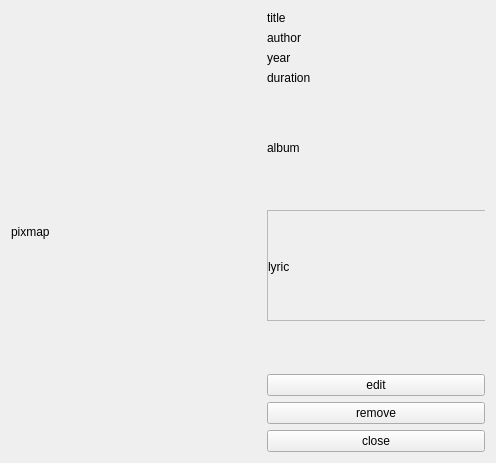
The window that src/view/mediadetailwidget.ui (Mario1535/PaoProject) describes before a commit, drawn with Qt 5.
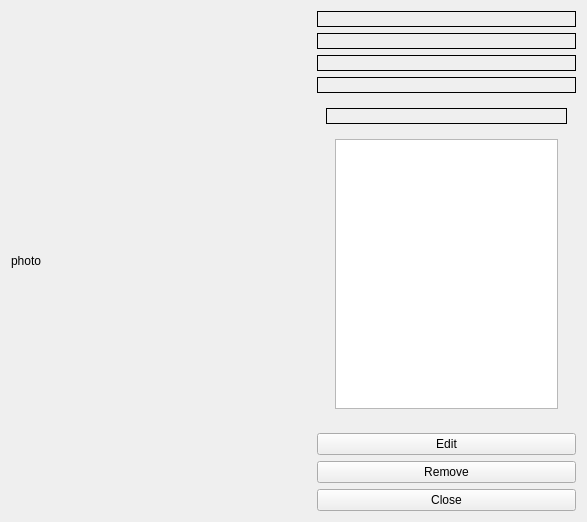
The same window after the commit. The open tabs and pages were chosen to show the change.

Patch:
```diff
--- a/src/view/mediadetailwidget.ui
+++ b/src/view/mediadetailwidget.ui
@@ -6,252 +6,177 @@
    <rect>
     <x>0</x>
     <y>0</y>
-    <width>496</width>
-    <height>463</height>
+    <width>587</width>
+    <height>522</height>
    </rect>
   </property>
-  <property name="sizePolicy">
-   <sizepolicy hsizetype="Fixed" vsizetype="Fixed">
-    <horstretch>0</horstretch>
-    <verstretch>0</verstretch>
-   </sizepolicy>
-  </property>
   <property name="windowTitle">
-   <string>Media</string>
+   <string>Form</string>
   </property>
-  <layout class="QVBoxLayout" name="verticalLayout_5">
-   <item>
-    <layout class="QHBoxLayout" name="horizontalLayout">
-     <item>
-      <widget class="QLabel" name="photoLabel">
-       <property name="minimumSize">
-        <size>
-         <width>250</width>
-         <height>0</height>
-        </size>
-       </property>
-       <property name="text">
-        <string>pixmap</string>
-       </property>
-      </widget>
-     </item>
-     <item>
-      <layout class="QVBoxLayout" name="verticalLayout">
-       <item>
-        <widget class="QLabel" name="titleLabel">
-         <property name="text">
-          <string>title</string>
-         </property>
-        </widget>
-       </item>
-       <item>
+  <layout class="QGridLayout" name="gridLayout">
+   <item row="1" column="1">
         <widget class="QLabel" name="authorLabel">
+     <property name="frameShape">
+      <enum>QFrame::Shape::Box</enum>
+     </property>
          <property name="text">
-          <string>author</string>
+      <string/>
          </property>
         </widget>
        </item>
-       <item>
-        <widget class="QLabel" name="yearLabel">
+   <item row="5" column="1">
+    <widget class="QPushButton" name="editButton">
          <property name="text">
-          <string>year</string>
+      <string>Edit</string>
          </property>
         </widget>
        </item>
-       <item>
+   <item row="3" column="1">
         <widget class="QLabel" name="durationLabel">
+     <property name="frameShape">
+      <enum>QFrame::Shape::Box</enum>
+     </property>
          <property name="text">
-          <string>duration</string>
+      <string/>
          </property>
         </widget>
        </item>
-       <item>
+   <item row="4" column="1">
         <widget class="QStackedWidget" name="stackedWidget">
-         <property name="maximumSize">
-          <size>
-           <width>16777215</width>
-           <height>16777215</height>
-          </size>
-         </property>
-         <property name="layoutDirection">
-          <enum>Qt::LayoutDirection::RightToLeft</enum>
+     <property name="currentIndex">
+      <number>2</number>
          </property>
          <widget class="QWidget" name="audiobook">
-          <widget class="QWidget" name="verticalLayoutWidget">
-           <property name="geometry">
-            <rect>
-             <x>0</x>
-             <y>0</y>
-             <width>231</width>
-             <height>231</height>
-            </rect>
-           </property>
-           <layout class="QVBoxLayout" name="verticalLayout_2">
+      <layout class="QVBoxLayout" name="verticalLayout">
             <item>
              <widget class="QLabel" name="readerLabel">
+         <property name="frameShape">
+          <enum>QFrame::Shape::Box</enum>
+         </property>
               <property name="text">
-               <string>reader</string>
+          <string/>
               </property>
              </widget>
             </item>
             <item>
              <widget class="QWidget" name="widget" native="true">
-              <widget class="QScrollArea" name="scrollArea">
-               <property name="geometry">
-                <rect>
-                 <x>0</x>
-                 <y>0</y>
-                 <width>231</width>
-                 <height>111</height>
-                </rect>
-               </property>
-               <property name="widgetResizable">
-                <bool>true</bool>
-               </property>
-               <widget class="QWidget" name="scrollAreaWidgetContents">
-                <property name="geometry">
-                 <rect>
-                  <x>0</x>
-                  <y>0</y>
-                  <width>229</width>
-                  <height>109</height>
-                 </rect>
-                </property>
-                <widget class="QLabel" name="summaryLabel">
-                 <property name="geometry">
-                  <rect>
-                   <x>0</x>
-                   <y>0</y>
-                   <width>231</width>
-                   <height>111</height>
-                  </rect>
-                 </property>
-                 <property name="text">
-                  <string>summary</string>
-                 </property>
-                </widget>
-               </widget>
-              </widget>
-             </widget>
+         <layout class="QVBoxLayout" name="verticalLayout_2">
+          <item>
+           <widget class="QTextBrowser" name="summaryLabel"/>
             </item>
            </layout>
           </widget>
+       </item>
+      </layout>
          </widget>
          <widget class="QWidget" name="podcast">
-          <widget class="QWidget" name="verticalLayoutWidget_3">
-           <property name="geometry">
-            <rect>
-             <x>0</x>
-             <y>0</y>
-             <width>231</width>
-             <height>231</height>
-            </rect>
-           </property>
-           <layout class="QVBoxLayout" name="verticalLayout_4">
+      <layout class="QVBoxLayout" name="verticalLayout_5">
             <item>
              <widget class="QLabel" name="episodeLabel">
+         <property name="frameShape">
+          <enum>QFrame::Shape::Box</enum>
+         </property>
               <property name="text">
-               <string>episode</string>
+          <string/>
               </property>
              </widget>
             </item>
             <item>
              <widget class="QLabel" name="seasonLabel">
+         <property name="frameShape">
+          <enum>QFrame::Shape::Box</enum>
+         </property>
               <property name="text">
-               <string>season</string>
+          <string/>
               </property>
              </widget>
             </item>
-           </layout>
-          </widget>
+       <item>
+        <spacer name="verticalSpacer">
+         <property name="orientation">
+          <enum>Qt::Orientation::Vertical</enum>
+         </property>
+         <property name="sizeHint" stdset="0">
+          <size>
+           <width>20</width>
+           <height>40</height>
+          </size>
+         </property>
+        </spacer>
+       </item>
+      </layout>
          </widget>
          <widget class="QWidget" name="music">
-          <widget class="QWidget" name="verticalLayoutWidget_2">
-           <property name="geometry">
-            <rect>
-             <x>0</x>
-             <y>0</y>
-             <width>231</width>
-             <height>231</height>
-            </rect>
-           </property>
-           <layout class="QVBoxLayout" name="verticalLayout_3">
+      <layout class="QVBoxLayout" name="verticalLayout_6">
             <item>
              <widget class="QLabel" name="albumLabel">
+         <property name="frameShape">
+          <enum>QFrame::Shape::Box</enum>
+         </property>
               <property name="text">
-               <string>album</string>
+          <string/>
               </property>
              </widget>
             </item>
             <item>
              <widget class="QWidget" name="widget_2" native="true">
-              <widget class="QScrollArea" name="scrollArea_2">
-               <property name="geometry">
-                <rect>
-                 <x>0</x>
-                 <y>0</y>
-                 <width>231</width>
-                 <height>111</height>
-                </rect>
-               </property>
-               <property name="widgetResizable">
-                <bool>true</bool>
-               </property>
-               <widget class="QWidget" name="scrollAreaWidgetContents_2">
-                <property name="geometry">
-                 <rect>
-                  <x>-131</x>
-                  <y>0</y>
-                  <width>229</width>
-                  <height>109</height>
-                 </rect>
-                </property>
-                <widget class="QLabel" name="lyricLabel">
-                 <property name="geometry">
-                  <rect>
-                   <x>0</x>
-                   <y>0</y>
-                   <width>231</width>
-                   <height>111</height>
-                  </rect>
-                 </property>
-                 <property name="text">
-                  <string>lyric</string>
-                 </property>
-                </widget>
-               </widget>
-              </widget>
-             </widget>
+         <layout class="QVBoxLayout" name="verticalLayout_3">
+          <item>
+           <widget class="QTextBrowser" name="lyricLabel"/>
+          </item>
+         </layout>
+        </widget>
             </item>
            </layout>
           </widget>
          </widget>
-        </widget>
-       </item>
-       <item>
-        <widget class="QPushButton" name="editButton">
+   </item>
+   <item row="0" column="1">
+    <widget class="QLabel" name="titleLabel">
+     <property name="frameShape">
+      <enum>QFrame::Shape::Box</enum>
+     </property>
+     <property name="text">
+      <string/>
+     </property>
+    </widget>
+   </item>
+   <item row="2" column="1">
+    <widget class="QLabel" name="yearLabel">
+     <property name="frameShape">
+      <enum>QFrame::Shape::Box</enum>
+     </property>
          <property name="text">
-          <string>edit</string>
+      <string/>
          </property>
         </widget>
        </item>
-       <item>
+   <item row="6" column="1">
         <widget class="QPushButton" name="removeButton">
          <property name="text">
-          <string>remove</string>
+      <string>Remove</string>
          </property>
         </widget>
        </item>
-       <item>
+   <item row="7" column="1">
         <widget class="QPushButton" name="closeButton">
          <property name="text">
-          <string>close</string>
+      <string>Close</string>
          </property>
         </widget>
        </item>
-      </layout>
-     </item>
-    </layout>
+   <item row="0" column="0" rowspan="8">
+    <widget class="QLabel" name="photoLabel">
+     <property name="minimumSize">
+      <size>
+       <width>300</width>
+       <height>0</height>
+      </size>
+     </property>
+     <property name="text">
+      <string>photo</string>
+     </property>
+    </widget>
    </item>
   </layout>
  </widget>
```
Lines whose indentation alone changed are shown as unchanged.
